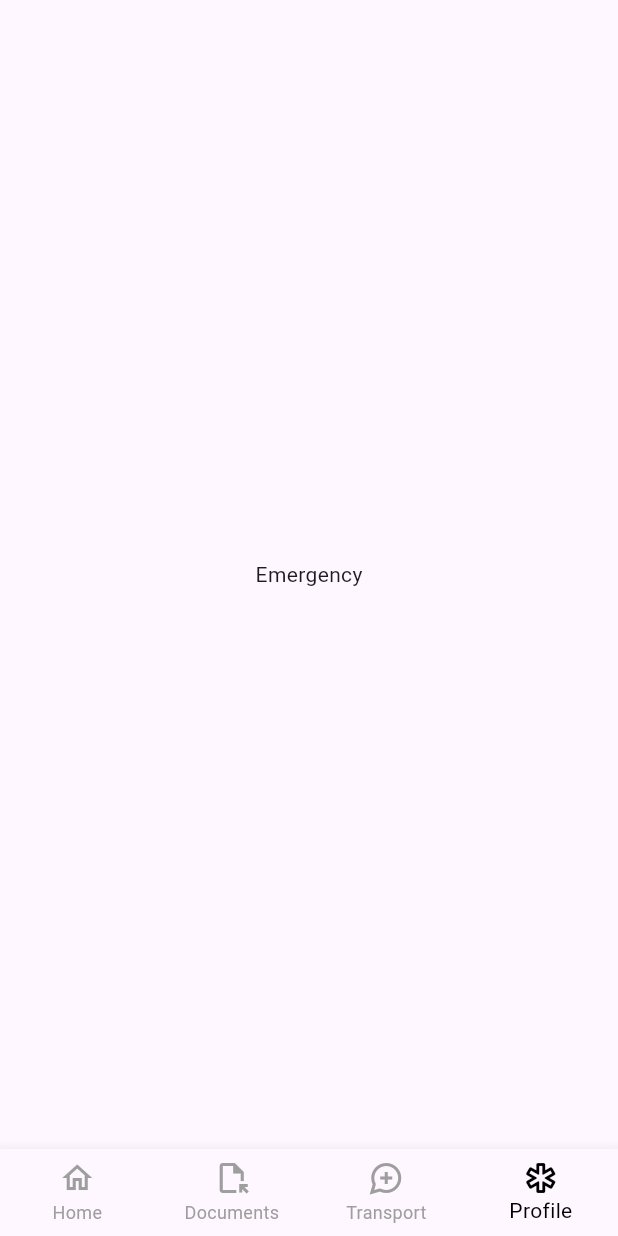
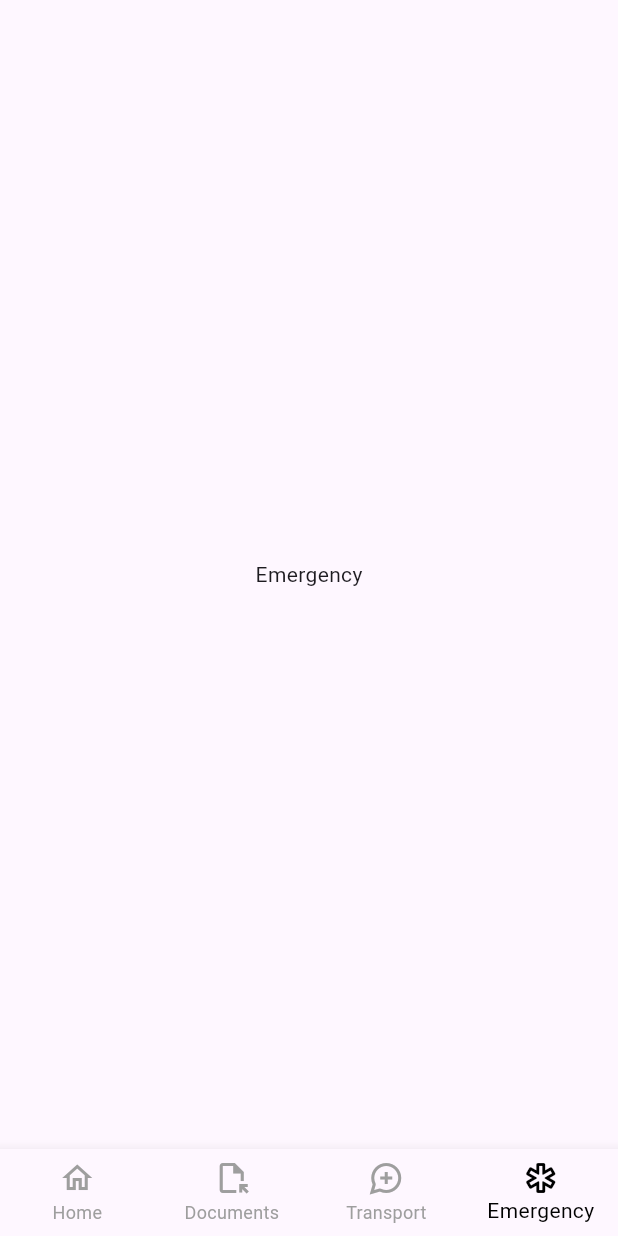
Before and after one commit to wailbentafat/Mihfadati, a Flutter app: the screen it shows after launch, item 4 of the bottom bar chosen, on a phone screen of 412 x 824 dp. Run offline on Flutter 3.47's test engine with Material 3 defaults, Android fonts, the phone set to English and light mode, and no system bars; our stand-ins replace flutter_bloc.

Commit message:
emergency

```diff
--- a/lib/home/screens/home_screen.dart
+++ b/lib/home/screens/home_screen.dart
@@ -57,7 +57,7 @@ class HomeScreen extends StatelessWidget {
                   Icons.emergency_outlined,
                   color: state == 3 ? Colors.black : Colors.grey,
                 ),
-                label: 'Profile',
+                label: 'Emergency',
               ),
             ],
           );
```
